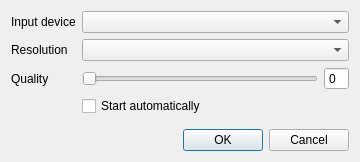
Old version of the form projects/videoclient/src/video/videosettingswidget.ui in the repository mfreiholz/ts3video.
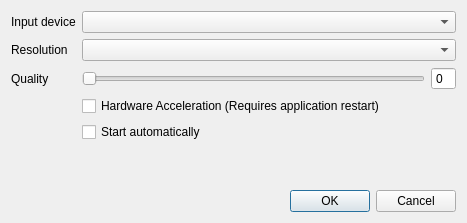
New version of the form.

```diff
--- a/projects/videoclient/src/video/videosettingswidget.ui
+++ b/projects/videoclient/src/video/videosettingswidget.ui
@@ -6,8 +6,8 @@
    <rect>
     <x>0</x>
     <y>0</y>
-    <width>360</width>
-    <height>162</height>
+    <width>467</width>
+    <height>223</height>
    </rect>
   </property>
   <property name="windowTitle">
@@ -64,13 +64,20 @@
        </item>
       </layout>
      </item>
-     <item row="4" column="1">
+     <item row="5" column="1">
       <widget class="QCheckBox" name="autoEnable">
        <property name="text">
         <string>Start automatically</string>
        </property>
       </widget>
      </item>
+     <item row="4" column="1">
+      <widget class="QCheckBox" name="hardwareAcceleration">
+       <property name="text">
+        <string>Hardware Acceleration (Requires application restart)</string>
+       </property>
+      </widget>
+     </item>
     </layout>
    </item>
    <item>
```
